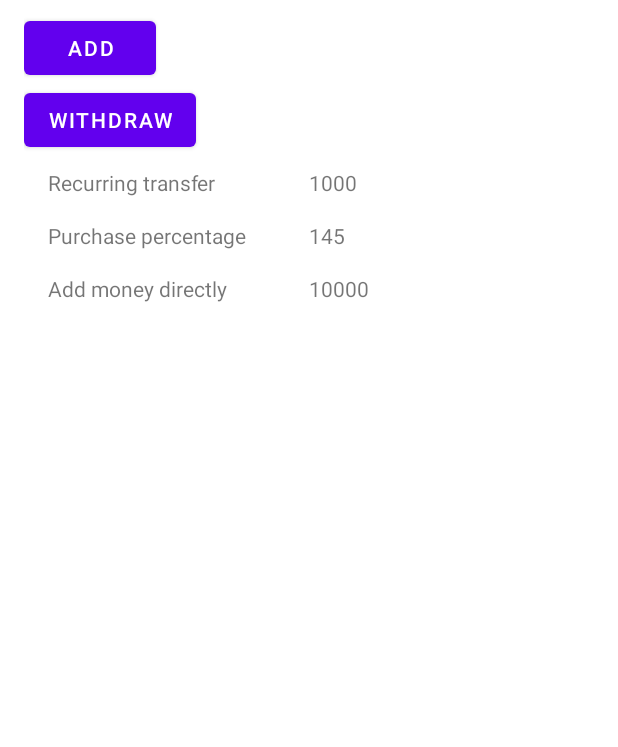
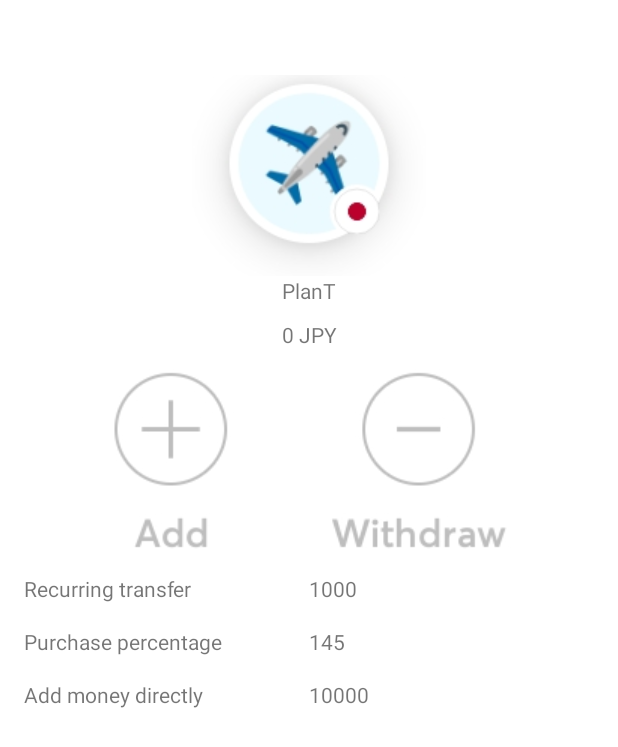
Before and after one commit to barsimark/Hackathon-JunctionX-2022, an Android app: the JarActivity screen opened directly, with no data from a screen before it, on a phone screen of 412 x 824 dp. Shown: the top 747 px of the screen. Run offline under Robolectric (Android 15) with nearby library versions, the phone set to English and light mode, and no system bars.

Commit message:
jaractivity layout

```diff
--- a/JunctionX22/app/src/main/res/layout/activity_jar.xml
+++ b/JunctionX22/app/src/main/res/layout/activity_jar.xml
@@ -1,30 +1,74 @@
 <?xml version="1.0" encoding="utf-8"?>
-<LinearLayout xmlns:android="http://schemas.android.com/apk/res/android"
+<androidx.constraintlayout.widget.ConstraintLayout xmlns:android="http://schemas.android.com/apk/res/android"
+    xmlns:app="http://schemas.android.com/apk/res-auto"
+    xmlns:tools="http://schemas.android.com/tools"
     android:layout_width="match_parent"
-    android:layout_height="wrap_content"
-    xmlns:tools="http://schemas.android.com/tools"
-    android:orientation="vertical"
-    android:paddingBottom="8dp"
-    android:paddingLeft="16dp"
-    android:paddingRight="16dp"
-    android:paddingTop="8dp">
+    android:layout_height="match_parent"
+    tools:context=".jar.JarActivity">
+
+    <ImageView
+        android:id="@+id/planeImage"
+        android:layout_width="wrap_content"
+        android:layout_height="wrap_content"
+        android:src="@drawable/plane"
+        app:layout_constraintTop_toTopOf="parent"
+        app:layout_constraintStart_toStartOf="parent"
+        app:layout_constraintEnd_toEndOf="parent"
+        android:layout_marginTop="50dp"/>
+
+    <TextView
+        android:id="@+id/tvJarName"
+        android:layout_width="wrap_content"
+        android:layout_height="wrap_content"
+        android:text="PlanT"
+        app:layout_constraintTop_toBottomOf="@id/planeImage"
+        app:layout_constraintStart_toStartOf="parent"
+        app:layout_constraintEnd_toEndOf="parent"
+        android:layout_marginTop="0dp"/>
+
+    <TextView
+        android:id="@+id/tvJarSum"
+        android:layout_width="wrap_content"
+        android:layout_height="wrap_content"
+        android:text="0 JPY"
+        app:layout_constraintTop_toBottomOf="@id/tvJarName"
+        app:layout_constraintStart_toStartOf="parent"
+        app:layout_constraintEnd_toEndOf="parent"
+        android:layout_marginTop="10dp"/>
+
+    <ImageView
+        android:id="@+id/addWithImage"
+        android:layout_width="wrap_content"
+        android:layout_height="wrap_content"
+        android:src="@drawable/add_withdraw"
+        app:layout_constraintTop_toBottomOf="@id/tvJarSum"
+        app:layout_constraintStart_toStartOf="parent"
+        app:layout_constraintEnd_toEndOf="parent"
+        android:layout_marginTop="10dp"/>
 
     <Button
         android:id="@+id/btnAdd"
-        android:layout_width="wrap_content"
-        android:layout_height="wrap_content"
-        android:text="Add"/>
+        android:layout_width="100dp"
+        android:layout_height="140dp"
+        app:layout_constraintTop_toTopOf="@id/addWithImage"
+        app:layout_constraintStart_toStartOf="@id/addWithImage"
+        android:alpha="0"/>
 
     <Button
         android:id="@+id/btnWithdraw"
-        android:layout_width="wrap_content"
-        android:layout_height="wrap_content"
-        android:text="Withdraw"/>
+        android:layout_width="120dp"
+        android:layout_height="140dp"
+        app:layout_constraintTop_toTopOf="@id/addWithImage"
+        app:layout_constraintEnd_toEndOf="@id/addWithImage"
+        android:alpha="0"/>
 
     <androidx.recyclerview.widget.RecyclerView
         android:id="@+id/recyclerview"
         android:layout_width="match_parent"
-        android:layout_height="match_parent"
-        tools:listitem="@layout/item_jar_list"/>
+        android:layout_height="wrap_content"
+        tools:listitem="@layout/item_jar_list"
+        app:layout_constraintTop_toBottomOf="@id/addWithImage"
+        app:layout_constraintStart_toStartOf="parent"
+        app:layout_constraintEnd_toEndOf="parent"/>
 
-</LinearLayout>
+</androidx.constraintlayout.widget.ConstraintLayout>
```
Also changed, not shown: JunctionX22/app/src/main/res/drawable-v24/add_withdraw.png (added), JunctionX22/app/src/main/res/drawable-v24/plane.png (added).
